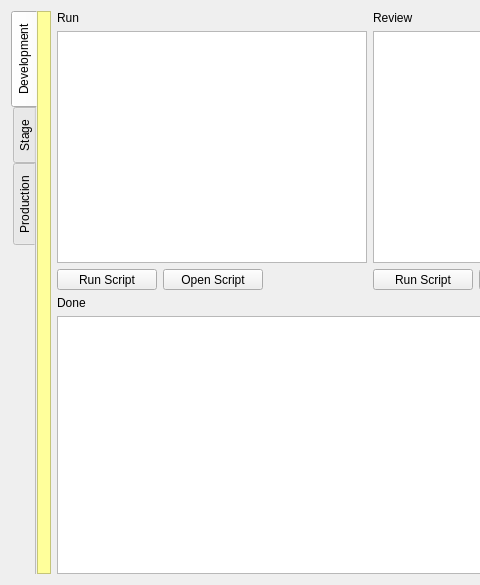
Qt form GUI/pgdbatool/frmprojectscript.ui (marcotcal/PG-DBA-Tools) before a commit; both pictures show x 0 to 480 and y 0 to 585 of the 1010 by 585 pixel window.
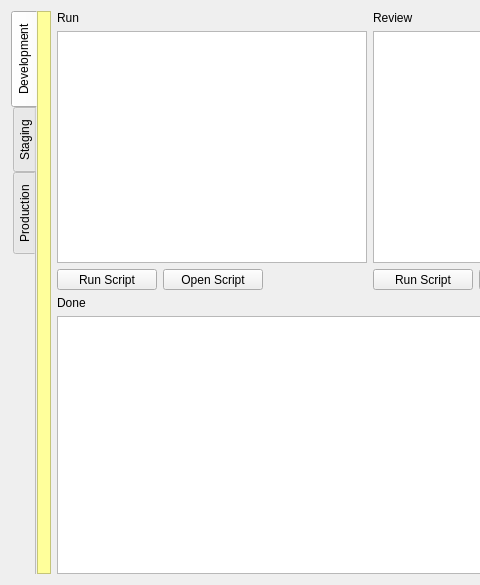
The same form after that commit.

Diff of the .ui file:
```diff
--- a/GUI/pgdbatool/frmprojectscript.ui
+++ b/GUI/pgdbatool/frmprojectscript.ui
@@ -68,7 +68,7 @@
      </widget>
      <widget class="QWidget" name="tab_2">
       <attribute name="title">
-       <string>Stage</string>
+       <string>Staging</string>
       </attribute>
       <layout class="QVBoxLayout" name="verticalLayout_6">
        <property name="spacing">
```
